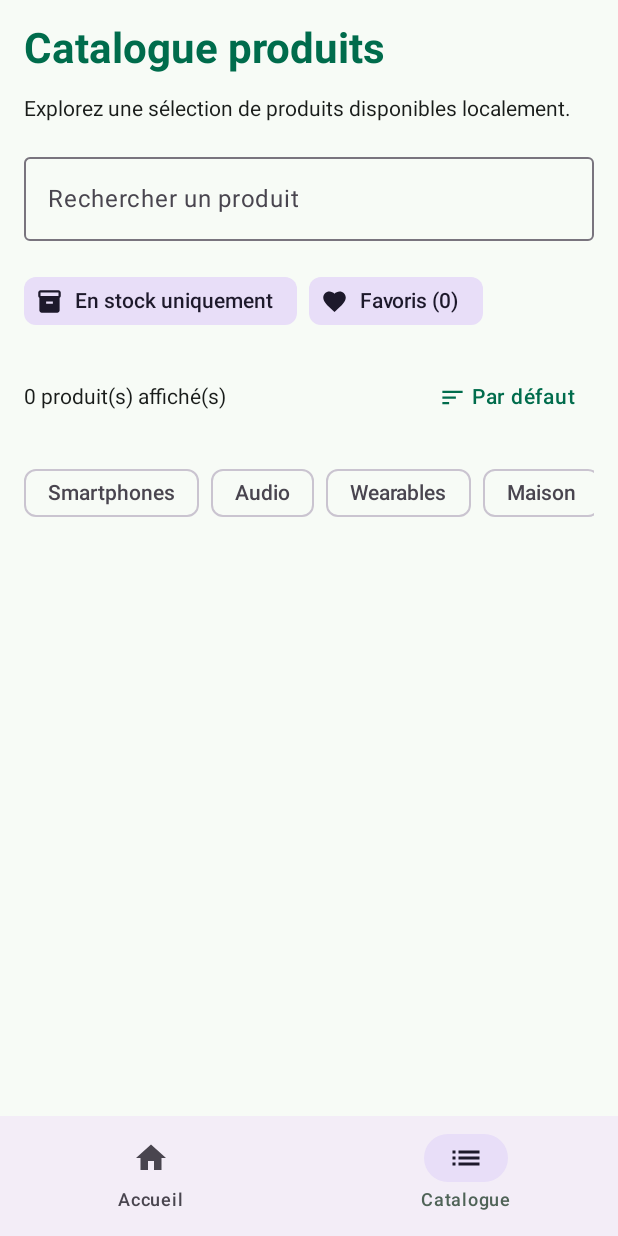
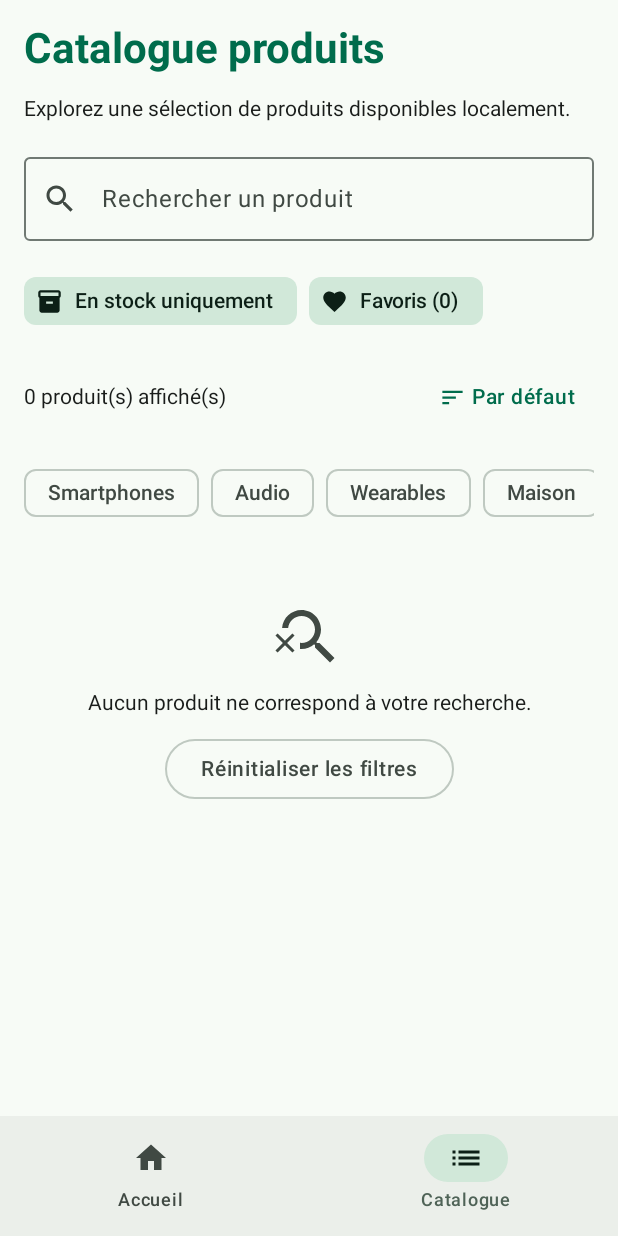
Before and after one commit to EthanRieu/EthanRieuReims-FilRouge, an Android app built with Jetpack Compose: the screen it shows after launch (MainActivity), after a tap on an icon or button, on a phone screen of 412 x 824 dp. Run offline under Robolectric (Android 15) with nearby library versions, the phone set to English and light mode, and no system bars; 2 other taps on this screen came first.

Commit message:
feat: finitions UX du catalogue et cohérence du thème
- Recherche : icône loupe, bouton « Effacer la recherche », une seule ligne
- Message « aucun produit » avec bouton « Réinitialiser les filtres »
- Cartes : badge En stock / Rupture de stock, badge de remise
- Prix, notes et remises au format français (699,99 €, 4,6, -12,5 %)
- Détail : bouton « Produit indisponible » désactivé en rupture de stock
- Thème : rôles container / surface définis en clair et en sombre
  (plus de violet Material par défaut dans la barre de navigation et les chips)

Closes #16

```diff
--- /dev/null
+++ b/app/src/main/java/com/example/tps/ui/catalog/EmptyCatalogMessage.kt
@@ -0,0 +1,51 @@
+package com.example.tps.ui.catalog
+
+import androidx.compose.foundation.layout.Column
+import androidx.compose.foundation.layout.Spacer
+import androidx.compose.foundation.layout.fillMaxWidth
+import androidx.compose.foundation.layout.height
+import androidx.compose.foundation.layout.padding
+import androidx.compose.foundation.layout.size
+import androidx.compose.material.icons.Icons
+import androidx.compose.material.icons.filled.SearchOff
+import androidx.compose.material3.Icon
+import androidx.compose.material3.MaterialTheme
+import androidx.compose.material3.OutlinedButton
+import androidx.compose.material3.Text
+import androidx.compose.runtime.Composable
+import androidx.compose.ui.Alignment
+import androidx.compose.ui.Modifier
+import androidx.compose.ui.text.style.TextAlign
+import androidx.compose.ui.unit.dp
+
+// Affiché quand aucun produit ne correspond aux filtres
+@Composable
+fun EmptyCatalogMessage(
+    onResetFiltersClick: () -> Unit,
+    modifier: Modifier = Modifier
+) {
+    Column(
+        modifier = modifier
+            .fillMaxWidth()
+            .padding(vertical = 32.dp),
+        horizontalAlignment = Alignment.CenterHorizontally
+    ) {
+        Icon(
+            imageVector = Icons.Filled.SearchOff,
+            contentDescription = null,
+            modifier = Modifier.size(48.dp),
+            tint = MaterialTheme.colorScheme.onSurfaceVariant
+        )
+        Spacer(modifier = Modifier.height(12.dp))
+        Text(
+            text = "Aucun produit ne correspond à votre recherche.",
+            style = MaterialTheme.typography.bodyMedium,
+            color = MaterialTheme.colorScheme.onBackground,
+            textAlign = TextAlign.Center
+        )
+        Spacer(modifier = Modifier.height(12.dp))
+        OutlinedButton(onClick = onResetFiltersClick) {
+            Text(text = "Réinitialiser les filtres")
+        }
+    }
+}
--- a/app/src/main/java/com/example/tps/ui/catalog/ProductCatalogScreen.kt
+++ b/app/src/main/java/com/example/tps/ui/catalog/ProductCatalogScreen.kt
@@ -8,6 +8,11 @@ import androidx.compose.foundation.layout.fillMaxSize
 import androidx.compose.foundation.layout.fillMaxWidth
 import androidx.compose.foundation.lazy.LazyColumn
 import androidx.compose.foundation.lazy.items
+import androidx.compose.material.icons.Icons
+import androidx.compose.material.icons.filled.Clear
+import androidx.compose.material.icons.filled.Search
+import androidx.compose.material3.Icon
+import androidx.compose.material3.IconButton
 import androidx.compose.material3.MaterialTheme
 import androidx.compose.material3.OutlinedTextField
 import androidx.compose.material3.Text
@@ -120,6 +125,12 @@ fun ProductCatalogContainer(
         onSortOrderChange = { newOrder ->
             sortOrder = newOrder
         },
+        onResetFilters = {
+            searchQuery = ""
+            showOnlyInStock = false
+            selectedCategory = null
+            showOnlyFavorites = false
+        },
         onProductClick = onProductClick,
         modifier = modifier
     )
@@ -143,7 +154,8 @@ fun ProductCatalogScreen(
     sortOrder: SortOrder,
     onSortOrderChange: (SortOrder) -> Unit,
     onProductClick: (ProductUi) -> Unit,
-    modifier: Modifier = Modifier
+    modifier: Modifier = Modifier,
+    onResetFilters: () -> Unit = {}
 ) {
     LazyColumn(
         modifier = modifier
@@ -175,6 +187,20 @@ fun ProductCatalogScreen(
                 label = {
                     Text(text = "Rechercher un produit")
                 },
+                leadingIcon = {
+                    Icon(imageVector = Icons.Filled.Search, contentDescription = null)
+                },
+                trailingIcon = {
+                    if (searchQuery.isNotEmpty()) {
+                        IconButton(onClick = { onSearchQueryChange("") }) {
+                            Icon(
+                                imageVector = Icons.Filled.Clear,
+                                contentDescription = "Effacer la recherche"
+                            )
+                        }
+                    }
+                },
+                singleLine = true,
                 modifier = Modifier.fillMaxWidth()
             )
         }
@@ -210,6 +236,12 @@ fun ProductCatalogScreen(
                 selectedCategory = selectedCategory,
                 onCategoryClick = onCategoryClick
             )
+        }
+
+        if (products.isEmpty()) {
+            item {
+                EmptyCatalogMessage(onResetFiltersClick = onResetFilters)
+            }
         }
 
         items(
--- a/app/src/main/java/com/example/tps/ui/catalog/ProductListItem.kt
+++ b/app/src/main/java/com/example/tps/ui/catalog/ProductListItem.kt
@@ -1,5 +1,6 @@
 package com.example.tps.ui.catalog
 
+import androidx.compose.foundation.layout.Arrangement
 import androidx.compose.foundation.layout.Column
 import androidx.compose.foundation.layout.Row
 import androidx.compose.foundation.layout.Spacer
@@ -18,7 +19,12 @@ import androidx.compose.ui.tooling.preview.Preview
 import androidx.compose.ui.unit.dp
 import com.example.tps.data.ProductUi
 import com.example.tps.data.sampleProduct
+import com.example.tps.ui.components.DiscountBadge
 import com.example.tps.ui.components.FavoriteButton
+import com.example.tps.ui.components.StockBadge
+import com.example.tps.ui.format.formatDiscount
+import com.example.tps.ui.format.formatPrice
+import com.example.tps.ui.format.formatRating
 import com.example.tps.ui.theme.TPsTheme
 
 @Composable
@@ -61,11 +67,21 @@ fun ProductListItem(
                 )
             }
             Spacer(modifier = Modifier.height(8.dp))
-            Text(
-                text = "${product.price} € • ★ ${product.rating}",
-                style = MaterialTheme.typography.titleMedium,
-                color = MaterialTheme.colorScheme.primary
-            )
+            Row(
+                verticalAlignment = Alignment.CenterVertically,
+                horizontalArrangement = Arrangement.spacedBy(8.dp)
+            ) {
+                Text(
+                    text = "${formatPrice(product.price)} • ★ ${formatRating(product.rating)}",
+                    style = MaterialTheme.typography.titleMedium,
+                    color = MaterialTheme.colorScheme.primary
+                )
+                if (product.discountPercentage > 0) {
+                    DiscountBadge(label = formatDiscount(product.discountPercentage))
+                }
+            }
+            Spacer(modifier = Modifier.height(8.dp))
+            StockBadge(stock = product.stock)
             Spacer(modifier = Modifier.height(8.dp))
             Button(onClick = onClick) {
                 Text(text = "Voir le produit")
--- /dev/null
+++ b/app/src/main/java/com/example/tps/ui/components/StockBadge.kt
@@ -0,0 +1,50 @@
+package com.example.tps.ui.components
+
+import androidx.compose.foundation.layout.padding
+import androidx.compose.material3.MaterialTheme
+import androidx.compose.material3.Surface
+import androidx.compose.material3.Text
+import androidx.compose.runtime.Composable
+import androidx.compose.ui.Modifier
+import androidx.compose.ui.unit.dp
+
+// Petit badge de disponibilité, couleurs issues du thème
+@Composable
+fun StockBadge(
+    stock: Int,
+    modifier: Modifier = Modifier
+) {
+    val inStock = stock > 0
+    Surface(
+        modifier = modifier,
+        shape = MaterialTheme.shapes.small,
+        color = if (inStock) MaterialTheme.colorScheme.primaryContainer else MaterialTheme.colorScheme.errorContainer,
+        contentColor = if (inStock) MaterialTheme.colorScheme.onPrimaryContainer else MaterialTheme.colorScheme.onErrorContainer
+    ) {
+        Text(
+            text = if (inStock) "En stock" else "Rupture de stock",
+            modifier = Modifier.padding(horizontal = 8.dp, vertical = 4.dp),
+            style = MaterialTheme.typography.labelMedium
+        )
+    }
+}
+
+// Badge de remise (ex. « -12,5 % »)
+@Composable
+fun DiscountBadge(
+    label: String,
+    modifier: Modifier = Modifier
+) {
+    Surface(
+        modifier = modifier,
+        shape = MaterialTheme.shapes.small,
+        color = MaterialTheme.colorScheme.tertiaryContainer,
+        contentColor = MaterialTheme.colorScheme.onTertiaryContainer
+    ) {
+        Text(
+            text = label,
+            modifier = Modifier.padding(horizontal = 8.dp, vertical = 4.dp),
+            style = MaterialTheme.typography.labelMedium
+        )
+    }
+}
--- a/app/src/main/java/com/example/tps/ui/detail/ProductDetailComponents.kt
+++ b/app/src/main/java/com/example/tps/ui/detail/ProductDetailComponents.kt
@@ -16,6 +16,8 @@ import androidx.compose.runtime.Composable
 import androidx.compose.ui.Modifier
 import androidx.compose.ui.res.painterResource
 import androidx.compose.ui.unit.dp
+import com.example.tps.ui.format.formatDiscount
+import com.example.tps.ui.format.formatPrice
 
 @Composable
 fun ProductImage(
@@ -63,11 +65,11 @@ fun ProductPriceCard(
             modifier = Modifier.padding(16.dp)
         ) {
             Text(
-                text = "$price €",
+                text = formatPrice(price),
                 style = MaterialTheme.typography.headlineSmall
             )
             Text(
-                text = "Remise : $discountPercentage %",
+                text = "Remise : ${formatDiscount(discountPercentage)}",
                 style = MaterialTheme.typography.bodyMedium
             )
         }
@@ -154,12 +156,14 @@ fun ProductWarrantyField(
 @Composable
 fun AddToCartButton(
     onClick: () -> Unit,
-    modifier: Modifier = Modifier
+    modifier: Modifier = Modifier,
+    enabled: Boolean = true
 ) {
     Button(
         onClick = onClick,
-        modifier = modifier
+        modifier = modifier,
+        enabled = enabled
     ) {
-        Text(text = "Ajouter au panier")
+        Text(text = if (enabled) "Ajouter au panier" else "Produit indisponible")
     }
 }
--- a/app/src/main/java/com/example/tps/ui/detail/ProductDetailScreen.kt
+++ b/app/src/main/java/com/example/tps/ui/detail/ProductDetailScreen.kt
@@ -75,6 +75,7 @@ fun ProductDetailScreen(
 
         AddToCartButton(
             onClick = onAddToCartClick,
+            enabled = product.stock > 0,
             modifier = Modifier
                 .fillMaxWidth()
                 .padding(top = 16.dp)
--- /dev/null
+++ b/app/src/main/java/com/example/tps/ui/format/Formatters.kt
@@ -0,0 +1,25 @@
+package com.example.tps.ui.format
+
+import java.text.NumberFormat
+import java.util.Locale
+
+// Formatage des nombres au format français (virgule décimale, symbole € après le montant)
+
+fun formatPrice(price: Double, locale: Locale = Locale.FRANCE): String {
+    return NumberFormat.getCurrencyInstance(locale).format(price)
+}
+
+fun formatDiscount(discountPercentage: Double, locale: Locale = Locale.FRANCE): String {
+    val number = NumberFormat.getNumberInstance(locale).apply {
+        maximumFractionDigits = 1
+    }
+    return "-${number.format(discountPercentage)} %"
+}
+
+fun formatRating(rating: Double, locale: Locale = Locale.FRANCE): String {
+    val number = NumberFormat.getNumberInstance(locale).apply {
+        minimumFractionDigits = 1
+        maximumFractionDigits = 1
+    }
+    return number.format(rating)
+}
--- a/app/src/main/java/com/example/tps/ui/home/HomeComponents.kt
+++ b/app/src/main/java/com/example/tps/ui/home/HomeComponents.kt
@@ -17,6 +17,8 @@ import androidx.compose.ui.Modifier
 import androidx.compose.ui.unit.dp
 import com.example.tps.data.ProductUi
 import com.example.tps.ui.components.CategoryChip
+import com.example.tps.ui.format.formatPrice
+import com.example.tps.ui.format.formatRating
 
 @Composable
 fun HomeHeader(
@@ -103,11 +105,11 @@ fun ProductQuickInfoRow(
 ) {
     Row(modifier = modifier.fillMaxWidth()) {
         Text(
-            text = "$price €",
+            text = formatPrice(price),
             modifier = Modifier.weight(1f)
         )
         Text(
-            text = "★ $rating",
+            text = "★ ${formatRating(rating)}",
             modifier = Modifier.weight(1f)
         )
         Text(
--- a/app/src/main/java/com/example/tps/ui/theme/Theme.kt
+++ b/app/src/main/java/com/example/tps/ui/theme/Theme.kt
@@ -17,7 +17,26 @@ private val LightColorScheme = lightColorScheme(
     background = Color(0xFFF7FBF6),
     onBackground = Color(0xFF191C1A),
     surface = Color(0xFFFFFFFF),
-    onSurface = Color(0xFF191C1A)
+    onSurface = Color(0xFF191C1A),
+    // Rôles complémentaires : sans eux, Material 3 garde ses violets par défaut
+    // (barre de navigation, chips sélectionnées, champs de texte…)
+    primaryContainer = Color(0xFF89F8C7),
+    onPrimaryContainer = Color(0xFF002114),
+    secondaryContainer = Color(0xFFD1E8D9),
+    onSecondaryContainer = Color(0xFF0C1F16),
+    tertiary = Color(0xFF3D6373),
+    tertiaryContainer = Color(0xFFC1E8FB),
+    onTertiaryContainer = Color(0xFF001F29),
+    surfaceVariant = Color(0xFFDBE5DD),
+    onSurfaceVariant = Color(0xFF404943),
+    outline = Color(0xFF707973),
+    outlineVariant = Color(0xFFBFC9C1),
+    surfaceTint = Color(0xFF006C4C),
+    surfaceContainerLowest = Color(0xFFFFFFFF),
+    surfaceContainerLow = Color(0xFFF1F5F0),
+    surfaceContainer = Color(0xFFEBEFEA),
+    surfaceContainerHigh = Color(0xFFE5E9E4),
+    surfaceContainerHighest = Color(0xFFE0E4DF)
 )
 
 private val DarkColorScheme = darkColorScheme(
@@ -27,7 +46,24 @@ private val DarkColorScheme = darkColorScheme(
     background = Color(0xFF101411),
     onBackground = Color(0xFFE0E4DF),
     surface = Color(0xFF1C211D),
-    onSurface = Color(0xFFE0E4DF)
+    onSurface = Color(0xFFE0E4DF),
+    primaryContainer = Color(0xFF005138),
+    onPrimaryContainer = Color(0xFF89F8C7),
+    secondaryContainer = Color(0xFF374B40),
+    onSecondaryContainer = Color(0xFFD1E8D9),
+    tertiary = Color(0xFFA5CCDF),
+    tertiaryContainer = Color(0xFF244C5B),
+    onTertiaryContainer = Color(0xFFC1E8FB),
+    surfaceVariant = Color(0xFF404943),
+    onSurfaceVariant = Color(0xFFBFC9C1),
+    outline = Color(0xFF8A938C),
+    outlineVariant = Color(0xFF404943),
+    surfaceTint = Color(0xFF7DDBB0),
+    surfaceContainerLowest = Color(0xFF0B0F0C),
+    surfaceContainerLow = Color(0xFF191C1A),
+    surfaceContainer = Color(0xFF1D201E),
+    surfaceContainerHigh = Color(0xFF272B28),
+    surfaceContainerHighest = Color(0xFF323632)
 )
 
 private val ProductShapes = Shapes(
```
